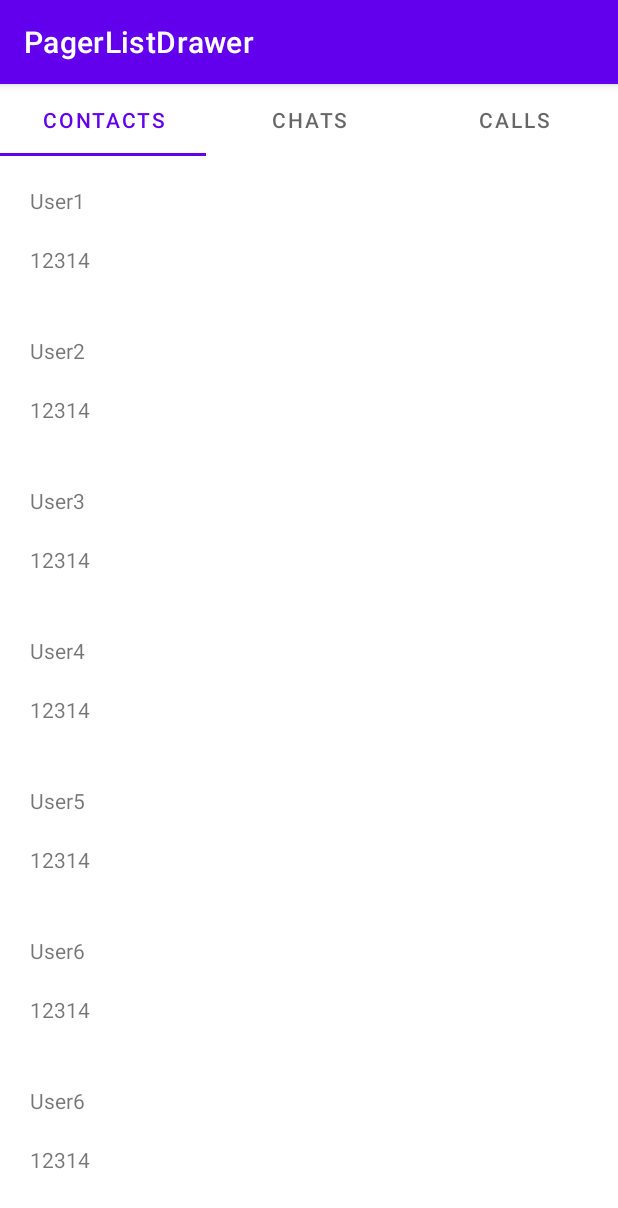
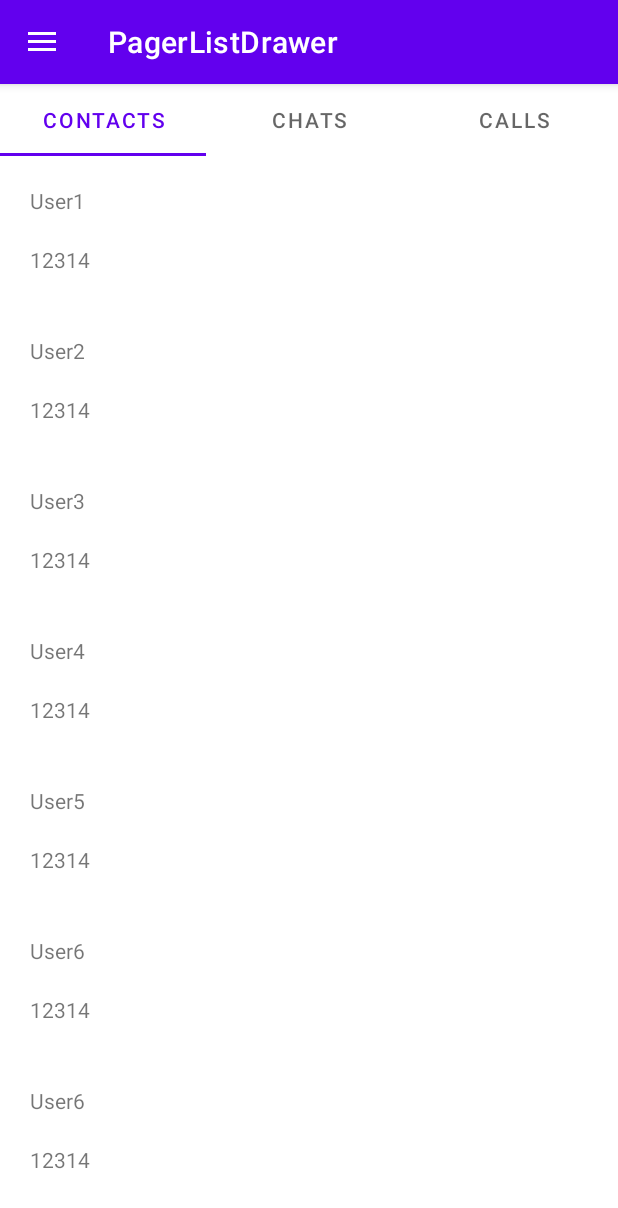
Before and after one commit to balu-everest/PagerListDrawer, an Android app: the screen it shows after launch (MainActivity), on a phone screen of 412 x 824 dp. Shown: the top 1208 px of the screen. Run offline under Robolectric (Android 15) with nearby library versions, the phone set to English and light mode, and no system bars.

Commit message:
Sync action toggle bar with Drawer

```diff
--- a/app/src/main/java/com/everest/pagerlistdrawer/MainActivity.kt
+++ b/app/src/main/java/com/everest/pagerlistdrawer/MainActivity.kt
@@ -3,6 +3,8 @@ package com.everest.pagerlistdrawer
 import androidx.appcompat.app.AppCompatActivity
 import android.os.Bundle
 import android.util.Log
+import androidx.appcompat.app.ActionBarDrawerToggle
+import androidx.drawerlayout.widget.DrawerLayout
 import androidx.lifecycle.ViewModelProvider
 import androidx.viewpager.widget.ViewPager
 import com.everest.pagerlistdrawer.ui.User
@@ -33,6 +35,16 @@ class MainActivity : AppCompatActivity() {
 
         }
 
+        handleNavigationDrawer()
+
+    }
+
+    private fun handleNavigationDrawer() {
+        val drawerLayout = findViewById<DrawerLayout>(R.id.drawer_layout)
+        val actionBarToggle = ActionBarDrawerToggle(this, drawerLayout, R.string.open, R.string.close)
+        drawerLayout.addDrawerListener(actionBarToggle)
+        actionBarToggle.syncState()
+        supportActionBar?.setDisplayHomeAsUpEnabled(true)
     }
 
     private fun showLoadingScreen() {
--- a/app/src/main/res/layout/activity_main.xml
+++ b/app/src/main/res/layout/activity_main.xml
@@ -7,6 +7,7 @@
     tools:context=".MainActivity">
 
     <androidx.drawerlayout.widget.DrawerLayout
+        android:id="@+id/drawer_layout"
         android:layout_width="match_parent"
         android:layout_height="match_parent">
 
--- a/app/src/main/res/values/strings.xml
+++ b/app/src/main/res/values/strings.xml
@@ -2,4 +2,6 @@
     <string name="app_name">PagerListDrawer</string>
     <string name="calllist_screen">CallList Screen</string>
     <string name="chatlist_screen">Chat List Screen</string>
+    <string name="open">Open</string>
+    <string name="close">Close</string>
 </resources>
```
